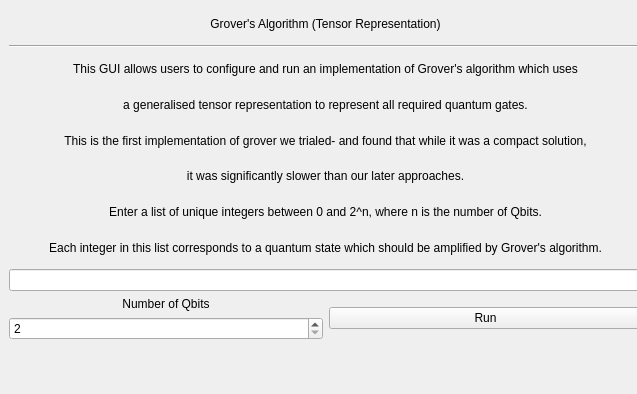
The window that resource/groverTens.ui (Quantum-Computing-GP-3/Simulated-Quantum-Computer) describes before a commit, drawn with Qt 5.
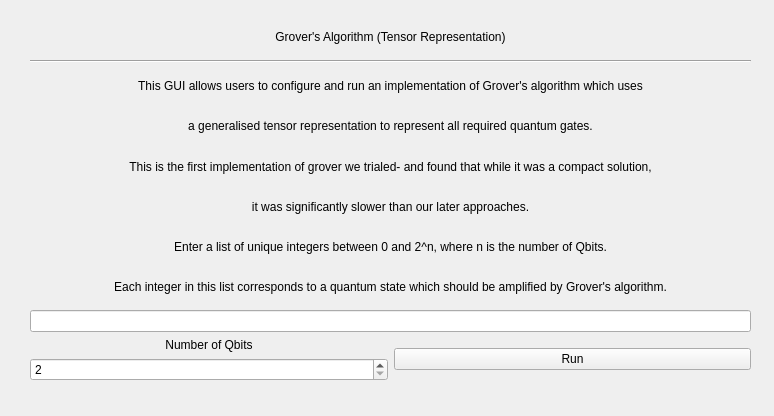
The same window after the commit.

Patch:
```diff
--- a/resource/groverTens.ui
+++ b/resource/groverTens.ui
@@ -6,8 +6,8 @@
    <rect>
     <x>0</x>
     <y>0</y>
-    <width>637</width>
-    <height>394</height>
+    <width>774</width>
+    <height>416</height>
    </rect>
   </property>
   <property name="windowTitle">
@@ -16,10 +16,10 @@
   <widget class="QWidget" name="verticalLayoutWidget">
    <property name="geometry">
     <rect>
-     <x>9</x>
-     <y>9</y>
-     <width>633</width>
-     <height>331</height>
+     <x>30</x>
+     <y>20</y>
+     <width>721</width>
+     <height>361</height>
     </rect>
    </property>
    <layout class="QVBoxLayout" name="verticalLayout">
```
